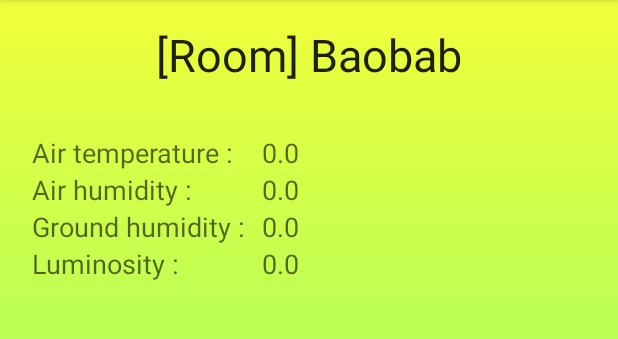
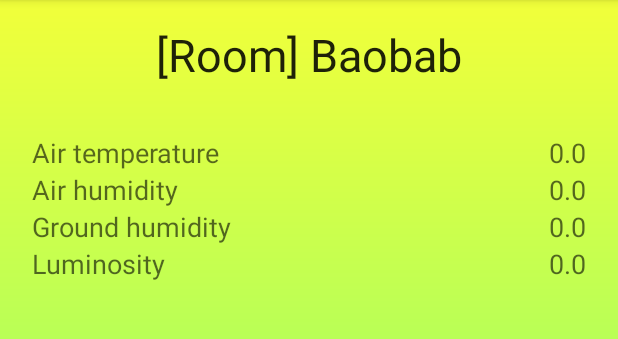
Before and after one commit to Betree/Podfler, an Android app: the screen it shows after launch (MainActivity), on a phone screen of 412 x 824 dp, the part 84-423 px from its top. Run offline under Robolectric (Android 15) with nearby library versions, the phone set to English and light mode, and no system bars.

Commit message:
better plantwatcher view

```diff
--- a/PodflerAndroid/app/src/main/res/layout/content_main.xml
+++ b/PodflerAndroid/app/src/main/res/layout/content_main.xml
@@ -38,13 +38,14 @@
             android:id="@+id/textView6"/>
 
         <TextView
-            android:layout_width="wrap_content"
+            android:layout_width="match_parent"
             android:layout_height="wrap_content"
             android:textAppearance="?android:attr/textAppearanceMedium"
             android:text="Medium Text"
             android:id="@+id/value_air_temperature"
             android:layout_marginLeft="3dp"
-            android:layout_marginStart="3dp"/>
+            android:layout_marginStart="3dp"
+            android:gravity="right"/>
     </LinearLayout>
 
     <LinearLayout
@@ -62,13 +63,14 @@
             android:id="@+id/textView4"/>
 
         <TextView
-            android:layout_width="wrap_content"
+            android:layout_width="match_parent"
             android:layout_height="wrap_content"
             android:textAppearance="?android:attr/textAppearanceMedium"
             android:text="Medium Text"
             android:id="@+id/value_air_humidity"
             android:layout_marginLeft="3dp"
-            android:layout_marginStart="3dp"/>
+            android:layout_marginStart="3dp"
+            android:gravity="right"/>
     </LinearLayout>
 
     <LinearLayout
@@ -86,13 +88,14 @@
             android:id="@+id/textView8"/>
 
         <TextView
-            android:layout_width="wrap_content"
+            android:layout_width="match_parent"
             android:layout_height="wrap_content"
             android:textAppearance="?android:attr/textAppearanceMedium"
             android:text="Medium Text"
             android:id="@+id/value_ground_humidity"
             android:layout_marginLeft="3dp"
-            android:layout_marginStart="3dp"/>
+            android:layout_marginStart="3dp"
+            android:gravity="right"/>
     </LinearLayout>
 
     <LinearLayout
@@ -110,13 +113,14 @@
             android:id="@+id/textView10"/>
 
         <TextView
-            android:layout_width="wrap_content"
+            android:layout_width="match_parent"
             android:layout_height="wrap_content"
             android:textAppearance="?android:attr/textAppearanceMedium"
             android:text="Medium Text"
             android:id="@+id/value_luminosity"
             android:layout_marginLeft="3dp"
-            android:layout_marginStart="3dp"/>
+            android:layout_marginStart="3dp"
+            android:gravity="right"/>
     </LinearLayout>
 
 </LinearLayout>
--- a/PodflerAndroid/app/src/main/res/values/strings.xml
+++ b/PodflerAndroid/app/src/main/res/values/strings.xml
@@ -11,8 +11,8 @@
     <string name="ip_address">IP address</string>
     <string name="name">Name</string>
     <string name="add_plant_watcher">Add plant watcher</string>
-    <string name="air_humidity">Air humidity :</string>
-    <string name="air_temperature">Air temperature :</string>
-    <string name="ground_humidity">Ground humidity :</string>
-    <string name="luminosity">Luminosity :</string>
+    <string name="air_humidity">Air humidity</string>
+    <string name="air_temperature">Air temperature</string>
+    <string name="ground_humidity">Ground humidity</string>
+    <string name="luminosity">Luminosity</string>
 </resources>
```
